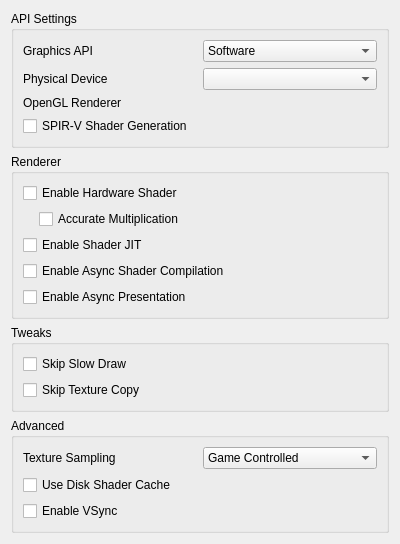
The window that src/citra_qt/configuration/configure_graphics.ui (rtiangha/Citra-Enhanced) describes before a commit, drawn with Qt 5.
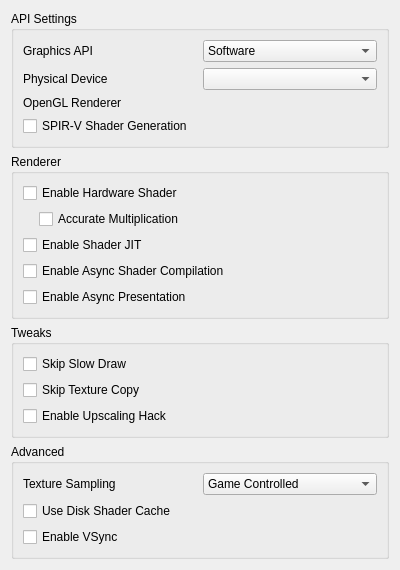
The same window after the commit.

Commit message: Android & PC: Add upscaling hack to UI

Diff of the .ui file:
```diff
--- a/src/citra_qt/configuration/configure_graphics.ui
+++ b/src/citra_qt/configuration/configure_graphics.ui
@@ -260,6 +260,16 @@
         </property>
        </widget>
       </item>
+      <item>
+       <widget class="QCheckBox" name="toggle_upscaling_hack">
+        <property name="toolTip">
+         <string>&lt;html&gt;&lt;head/&gt;&lt;body&gt;&lt;p&gt;Overrides upscaling for dst_params. May fix texture ghosting for some games, but may crash for another games as well.&lt;/p&gt;&lt;/body&gt;&lt;/html&gt;</string>
+        </property>
+        <property name="text">
+         <string>Enable Upscaling Hack</string>
+        </property>
+       </widget>
+      </item>
      </layout>
     </widget>
    </item>
```
The commit also changes 13 other files.
